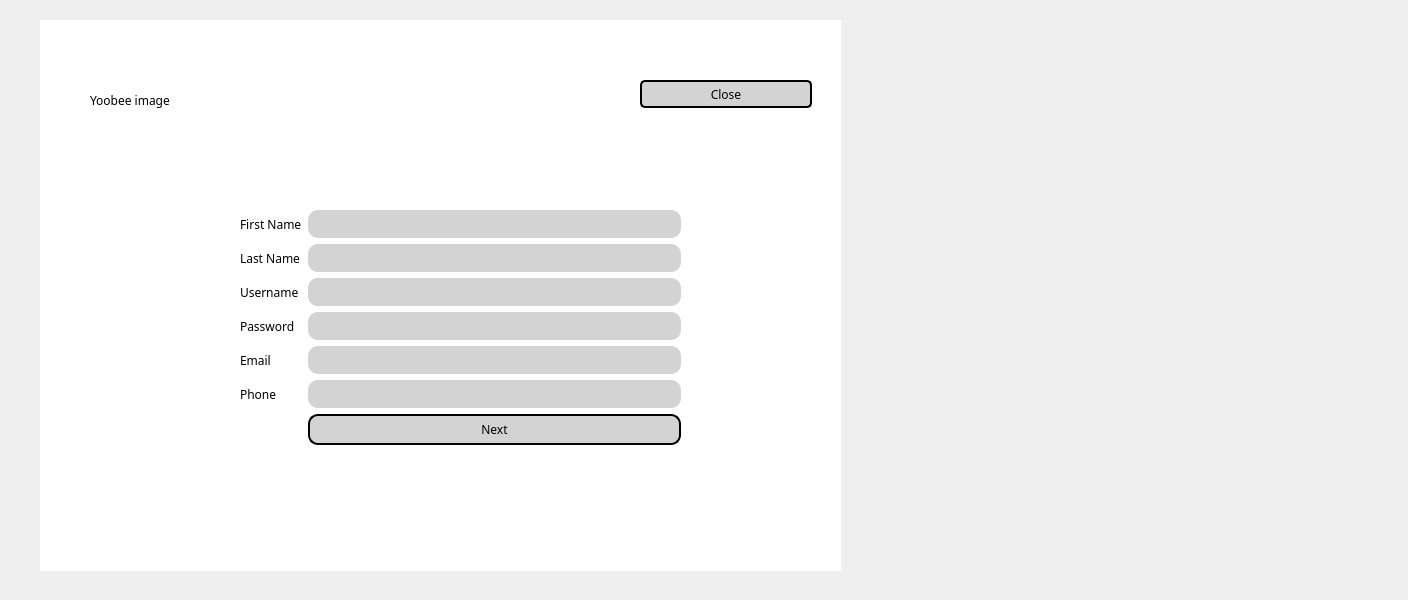
Old version of the form NewWindowChur/signupscreen.ui in the repository jandrealyn/LibraryQtSystem.
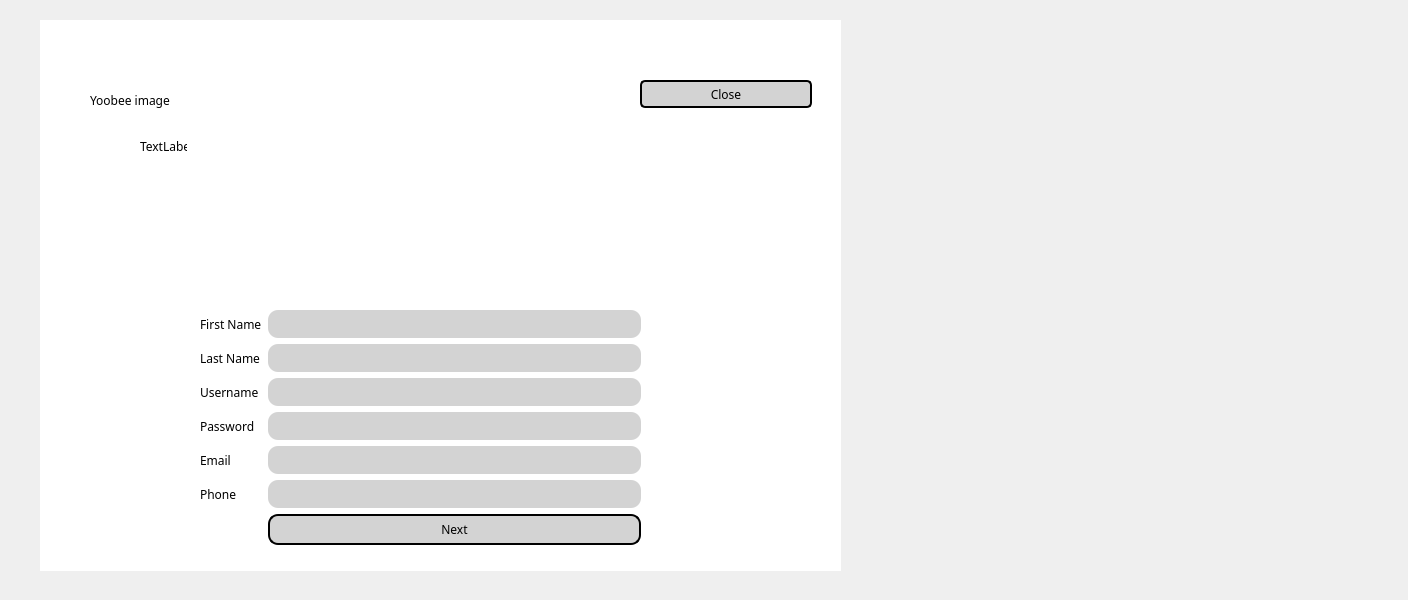
New version of the form.

```diff
--- a/NewWindowChur/signupscreen.ui
+++ b/NewWindowChur/signupscreen.ui
@@ -93,8 +93,8 @@
    <widget class="QWidget" name="gridLayoutWidget">
     <property name="geometry">
      <rect>
-      <x>200</x>
-      <y>190</y>
+      <x>160</x>
+      <y>290</y>
       <width>441</width>
       <height>235</height>
      </rect>
@@ -188,7 +188,7 @@
      </item>
     </layout>
    </widget>
-   <widget class="QWidget" name="">
+   <widget class="QWidget" name="layoutWidget">
     <property name="geometry">
      <rect>
       <x>650</x>
@@ -214,6 +214,19 @@
      </item>
     </layout>
    </widget>
+   <widget class="QLabel" name="label_7">
+    <property name="geometry">
+     <rect>
+      <x>100</x>
+      <y>120</y>
+      <width>47</width>
+      <height>13</height>
+     </rect>
+    </property>
+    <property name="text">
+     <string>TextLabel</string>
+    </property>
+   </widget>
   </widget>
  </widget>
  <resources/>
```
Left out of the diff: 14 changed lines with no effect on the pictures.
